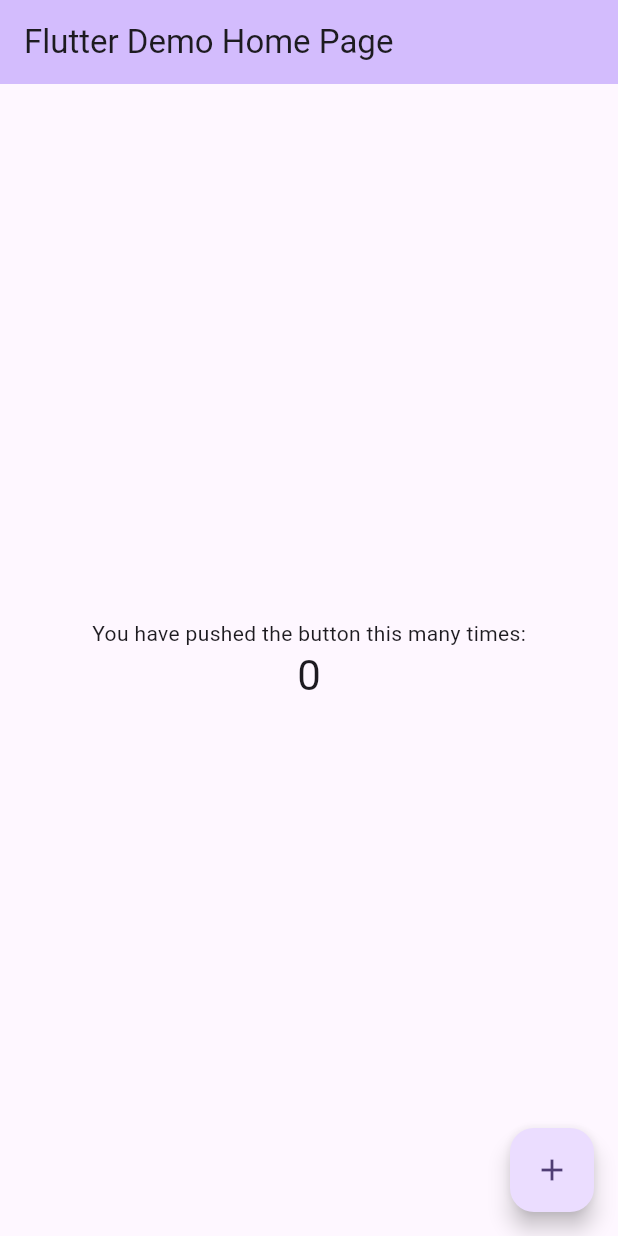
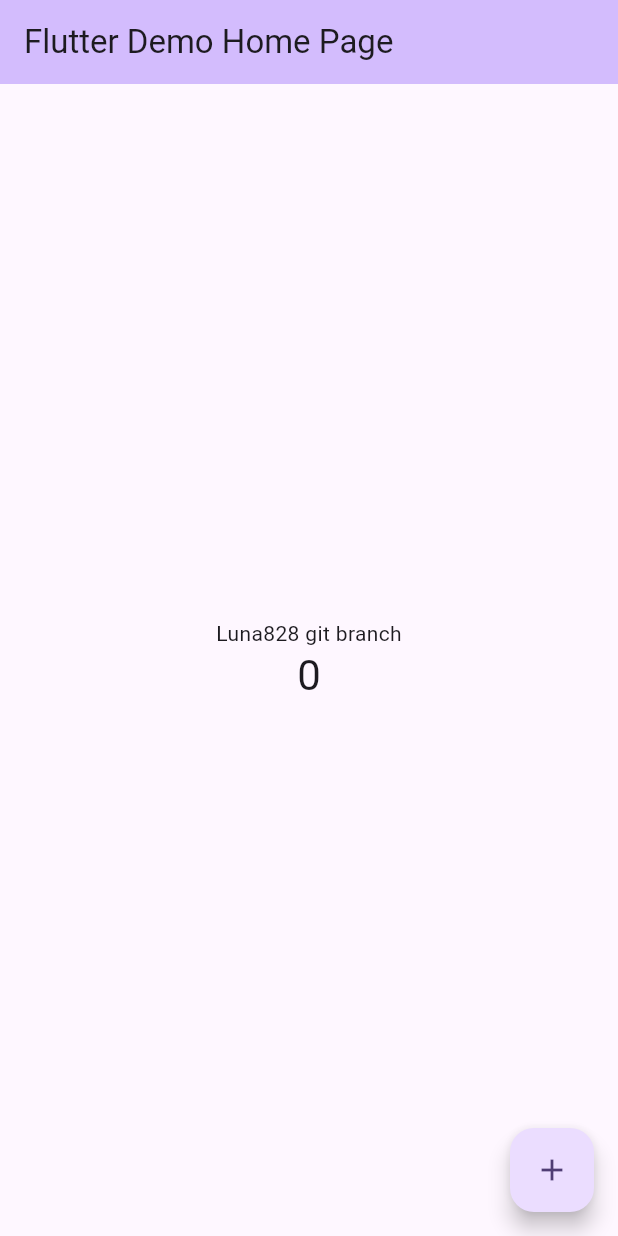
Before and after one commit to CHERIN2/bucketlist_team15, a Flutter app: the screen it shows after launch, on a phone screen of 412 x 824 dp. Run offline on Flutter 3.47's test engine with Material 2 defaults, Android fonts, the phone set to English and light mode, and no system bars.

```diff
--- a/bucketlist_team15/lib/main.dart
+++ b/bucketlist_team15/lib/main.dart
@@ -49,7 +49,7 @@ class _MyHomePageState extends State<MyHomePage> {
           mainAxisAlignment: MainAxisAlignment.center,
           children: <Widget>[
             const Text(
-              'You have pushed the button this many times:',
+              'Luna828 git branch',
             ),
             Text(
               '$_counter',
```
